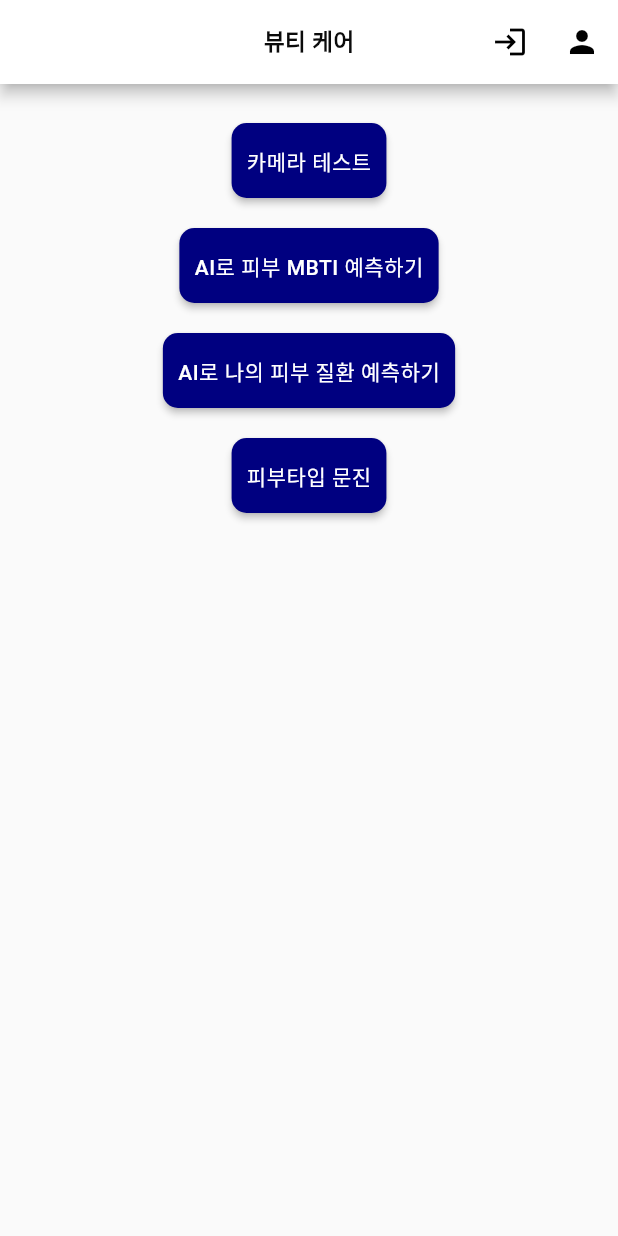
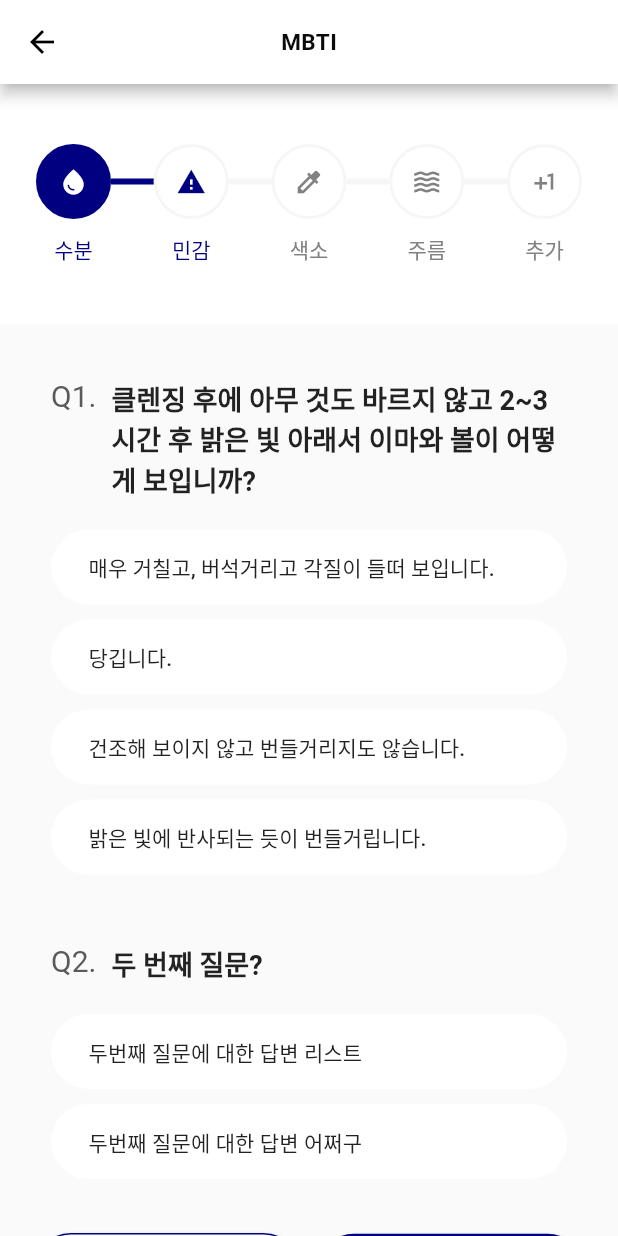
Before and after one commit to metasoft-official/beautycare-kiosk, a Flutter app: the screen it shows after launch, after a tap on "피부타입 문진", on a phone screen of 412 x 824 dp. Run offline on Flutter 3.47's test engine with Material 2 defaults, Android fonts, the phone set to English and light mode, and no system bars; our stand-ins replace camera, dio, flutter_hooks, flutter_secure_storage, freezed_annotation, go_router and 3 more; generated files the repository leaves out were written again; network calls fail; Roboto replaces fonts that are missing (Kufam, NotoSansKR, noto_sans_kr); project files that could hold a hidden picture were left out.

Commit message:
feat : mbti 위젯 분리 및 화면 작업

```diff
--- a/lib/common/component/widgets/icon_stepper.dart
+++ b/lib/common/component/widgets/icon_stepper.dart
@@ -1,4 +1,3 @@
-import 'package:flutter/cupertino.dart';
 import 'package:flutter/material.dart';
 
 import '../../layout/app_color.dart';
@@ -24,17 +23,17 @@ class IconStepper extends StatelessWidget {
   final List<String>? _titles;
   final int _curStep;
   final Color _activeColor;
-  final Color _inactiveColor = Colors.white;
+  final Color _inactiveColor = AppColor.grey;
+  final Color _activeIconColor = Colors.white;
+  final Color _inactiveCircleColor = Colors.white;
+  final Color _inactiveLineColor = AppColor.lightGrey;
+  final Color _inactiveTextColor = AppColor.grey;
   final double lineWidth = 4.0;
 
   @override
   Widget build(BuildContext context) {
     return Container(
-        padding: const EdgeInsets.only(
-          top: 32.0,
-          left: 24.0,
-          right: 24.0,
-        ),
+        margin: const EdgeInsets.fromLTRB(24, 40, 24, 36),
         width: _width,
         child: Column(
           children: <Widget>[
@@ -51,36 +50,37 @@ class IconStepper extends StatelessWidget {
         ));
   }
 
+  // 아이콘
   List<Widget> _iconViews() {
     var list = <Widget>[];
     _icons.asMap().forEach((i, icon) {
-      //colors according to state
+      //상태에 따른 각 색상
       var circleColor =
-          (i == 0 || _curStep > i + 1) ? _activeColor : _inactiveColor;
+          (i == 0 || _curStep > i + 1) ? _activeColor : _inactiveCircleColor;
 
-      var lineColor = _curStep > i + 1 ? _activeColor : _inactiveColor;
+      var lineColor = _curStep > i + 1 ? _activeColor : _inactiveLineColor;
 
-      var iconColor =
-          (i == 0 || _curStep > i + 1) ? _inactiveColor : _activeColor;
+      var iconColor = (i == 0 || _curStep > i + 1)
+          ? _activeIconColor
+          : (_curStep == i + 1 ? _activeColor : _inactiveColor);
 
       list.add(
-        //dot with icon view
         Container(
-          width: 30.0,
-          height: 30.0,
+          width: 50.0,
+          height: 50.0,
           padding: const EdgeInsets.all(0),
           decoration: BoxDecoration(
             color: circleColor,
             borderRadius: const BorderRadius.all(Radius.circular(25.0)),
             border: Border.all(
-              color: _activeColor,
+              color: _curStep > i + 1 ? _activeColor : _inactiveLineColor,
               width: 2.0,
             ),
           ),
           child: Icon(
             icon,
             color: iconColor,
-            size: 15.0,
+            size: 20.0,
           ),
         ),
       );
@@ -98,14 +98,20 @@ class IconStepper extends StatelessWidget {
     return list;
   }
 
+  // 제목
   List<Widget> _titleViews() {
     var list = <Widget>[];
     _titles?.asMap().forEach((i, text) {
-      list.add(Text(
-        text,
-        style: TextStyle(color: _activeColor),
-        textAlign: TextAlign.center,
-      ));
+      list.add(SizedBox(
+          width: 50.0,
+          child: Text(
+            text,
+            style: TextStyle(
+                color: (i == 0 || _curStep >= i + 1)
+                    ? _activeColor
+                    : _inactiveTextColor),
+            textAlign: TextAlign.center,
+          )));
     });
     return list;
   }
--- a/lib/common/const/router.dart
+++ b/lib/common/const/router.dart
@@ -5,10 +5,11 @@ import 'package:riverpod_project/user/view/login_page.dart';
 import 'package:riverpod_project/common/view/register_page.dart';
 import 'package:riverpod_project/common/view/predict_skin_disease_page.dart';
 import 'package:riverpod_project/common/view/predict_skin_mbti_page.dart';
-import 'package:riverpod_project/mbti/view/survey_page.dart';
+import 'package:riverpod_project/mbti/view/survey_widget.dart';
 import 'package:riverpod_project/common/component/widgets/camera_capture_widget.dart';
 import 'package:riverpod_project/user/view/find_id_page.dart';
 
+import '../../mbti/view/mbti_main_page.dart';
 import '../../user/view/mypage_page.dart';
 
 final GoRouter router = GoRouter(
@@ -43,6 +44,11 @@ final GoRouter router = GoRouter(
       builder: (context, state) => const MypagePage(),
     ),
     GoRoute(
+      path: '/survey',
+      name: MbtiMainPage.routeName,
+      builder: (context, state) => const MbtiMainPage(),
+    ),
+    GoRoute(
       path: '/predict-skin-mbti',
       name: PredictSkinMbtiPage.routeName,
       builder: (context, state) => PredictSkinMbtiPage(),
--- /dev/null
+++ b/lib/mbti/view/mbti_main_page.dart
@@ -0,0 +1,91 @@
+import 'package:flutter/material.dart';
+import 'package:hooks_riverpod/hooks_riverpod.dart';
+import 'package:riverpod_project/mbti/view/survey_widget.dart';
+
+import '../../common/component/widgets/icon_stepper.dart';
+import '../../common/layout/app_button_theme.dart';
+import '../../common/layout/app_color.dart';
+
+class MbtiMainPage extends ConsumerStatefulWidget {
+  const MbtiMainPage({super.key});
+
+  static String get routeName => 'survey';
+
+  @override
+  MbtiMainState createState() => MbtiMainState();
+}
+
+class MbtiMainState extends ConsumerState<MbtiMainPage> {
+  ///상태 관리 필요
+  final curStep = 2;
+  final titles = ['수분', '민감', '색소', '주름', '추가'];
+  final icons = [
+    Icons.water_drop,
+    Icons.warning,
+    Icons.colorize,
+    Icons.waves,
+    Icons.plus_one
+  ];
+
+  @override
+  Widget build(BuildContext context) {
+    return Scaffold(
+        appBar: AppBar(title: const Text('MBTI')),
+        body: CustomScrollView(
+          slivers: [
+            // 문진 카테고리
+            SliverPersistentHeader(
+              floating: true, // 다시 올리면 보이도록
+              delegate: PersistentHeader(
+                maxExtent: 160,
+                minExtent: 160,
+                widget: Container(
+                  color: Colors.white,
+                  child: IconStepper(
+                    icons: icons,
+                    width: MediaQuery.of(context).size.width,
+                    color: AppColor.appColor,
+                    curStep: curStep,
+                    titles: titles,
+                  ),
+                ),
+              ),
+            ),
+
+            //문진 내용
+            const SurveyWidget(),
+
+            //버튼
+            SliverToBoxAdapter(
+              child: Column(children: [
+                Container(
+                  // margin: const EdgeInsets.only(top: 22),
+                  padding: const EdgeInsets.fromLTRB(22, 26, 22, 26),
+                  // color: Colors.white,
+                  child: Row(
+                    crossAxisAlignment: CrossAxisAlignment.center,
+                    children: [
+                      Expanded(
+                        child: ElevatedButton(
+                          onPressed: () {},
+                          style: AppButtonTheme.outlinedRoundedButtonTheme,
+                          child: const Text("임시저장"),
+                        ),
+                      ),
+                      const SizedBox(width: 10),
+                      Expanded(
+                        child: ElevatedButton(
+                          onPressed: () {},
+                          style: AppButtonTheme.roundedElevatedButtonTheme,
+                          child: const Text("다음"),
+                        ),
+                      ),
+                    ],
+                  ),
+                ),
+              ]),
+            )
+          ],
+        ));
+  }
+}
--- /dev/null
+++ b/lib/mbti/view/survey_widget.dart
@@ -0,0 +1,115 @@
+import 'package:flutter/material.dart';
+import 'package:hooks_riverpod/hooks_riverpod.dart';
+
+import '../../common/layout/app_text.dart';
+
+class SurveyWidget extends ConsumerStatefulWidget {
+  const SurveyWidget({super.key});
+
+  @override
+  SurveyState createState() => SurveyState();
+}
+
+class SurveyState extends ConsumerState<SurveyWidget> {
+  final answers = [
+    [
+      '매우 거칠고, 버석거리고 각질이 들떠 보입니다.',
+      '당깁니다.',
+      '건조해 보이지 않고 번들거리지도 않습니다.',
+      '밝은 빛에 반사되는 듯이 번들거립니다.'
+    ],
+    ['두번째 질문에 대한 답변 리스트', '두번째 질문에 대한 답변 어쩌구']
+  ];
+  final questions = [
+    '클렌징 후에 아무 것도 바르지 않고 2~3시간 후 밝은 빛 아래서 이마와 볼이 어떻게 보입니까?',
+    '두 번째 질문?'
+  ];
+
+  @override
+  Widget build(BuildContext context) {
+    return SliverList(
+      delegate: SliverChildBuilderDelegate(childCount: questions.length,
+          (context, index) {
+        return Container(
+          margin: const EdgeInsets.fromLTRB(24, 36, 24, 0),
+          child: Column(mainAxisAlignment: MainAxisAlignment.center, children: [
+            // 질문 ===================================================
+            Container(
+              margin: const EdgeInsets.symmetric(horizontal: 10),
+              child: Row(
+                crossAxisAlignment: CrossAxisAlignment.start,
+                children: [
+                  // 질문 번호
+                  Text(
+                    'Q${index + 1}.',
+                    style: AppTextTheme.deepGrey20,
+                  ),
+                  const SizedBox(width: 10),
+                  // 질문 내용
+                  Expanded(
+                      child: Text(
+                    questions[index],
+                    style: AppTextTheme.black18b,
+                  )),
+                ],
+              ),
+            ),
+
+            const SizedBox(
+              height: 10,
+            ),
+
+            // 한 질문에 대한 답변은 lazy 하게 나올 필요가 없다고 판단하여 ListView 사용
+            // 답변 ===================================================
+            ListView.builder(
+                shrinkWrap: true,
+                itemCount: answers[index].length,
+                itemBuilder: (BuildContext context, int answerIndex) {
+                  return Container(
+                      margin: const EdgeInsets.fromLTRB(10, 10, 10, 0),
+                      width: double.infinity,
+                      decoration: BoxDecoration(
+                          color: Colors.white,
+                          border: Border.all(color: Colors.transparent),
+                          borderRadius: BorderRadius.circular(30.0)),
+                      child: Align(
+                          alignment: Alignment.centerLeft,
+                          child: TextButton(
+                              onPressed: () {},
+                              style: TextButton.styleFrom(
+                                  padding: const EdgeInsets.fromLTRB(
+                                      24, 10, 24, 10)),
+                              child: Text(
+                                answers[index][answerIndex],
+                                style: AppTextTheme.black14m,
+                              ))));
+                }),
+            const SizedBox(height: 10)
+          ]),
+        );
+      }),
+    );
+  }
+}
+
+class PersistentHeader extends SliverPersistentHeaderDelegate {
+  PersistentHeader(
+      {required this.widget, required this.minExtent, required this.maxExtent});
+
+  final Widget widget;
+  @override
+  final double minExtent;
+  @override
+  final double maxExtent;
+
+  @override
+  Widget build(
+      BuildContext context, double shrinkOffset, bool overlapsContent) {
+    return widget;
+  }
+
+  @override
+  bool shouldRebuild(SliverPersistentHeaderDelegate oldDelegate) {
+    return true;
+  }
+}
```
Also changed, not shown: lib/mbti/view/survey_page.dart (deleted, +0 -56 lines).
